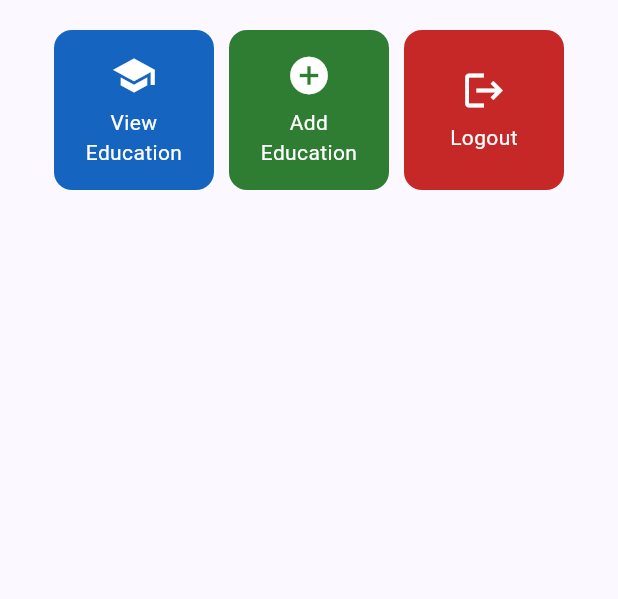
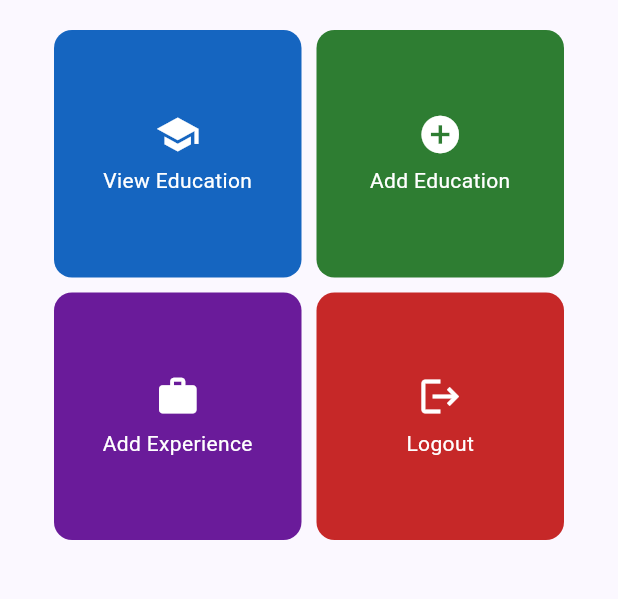
Before and after one commit to REYHANCSUI25/myportofolio_mobile, a Flutter app: the screen it shows after launch, on a phone screen of 412 x 824 dp, the part 387-986 px from its top. Run offline on Flutter 3.47's test engine with Material 3 defaults, Android fonts, the phone set to English and light mode, and no system bars; our stand-ins replace material_ui.

Commit message:
feat(home): add the Add Experience card and a responsive action grid

```diff
--- a/lib/screens/menu.dart
+++ b/lib/screens/menu.dart
@@ -1,6 +1,7 @@
 import 'package:material_ui/material_ui.dart';
 import 'package:myportofolio_mobile/models/item_homepage.dart';
 import 'package:myportofolio_mobile/screens/education_form.dart';
+import 'package:myportofolio_mobile/screens/experience_form.dart';
 import 'package:myportofolio_mobile/widgets/info_card.dart';
 import 'package:myportofolio_mobile/widgets/item_card.dart';
 import 'package:myportofolio_mobile/widgets/left_drawer.dart';
@@ -12,6 +13,7 @@ class MyHomePage extends StatelessWidget {
   static const String fullName = 'Muhammad Reyhan Attarizky';
   static const String pbpClass = 'PBP KI';
   static const double maxContentWidth = 600;
+  static const double wideGridWidth = 480;
 
   static final List<ItemHomepage> items = [
     ItemHomepage(
@@ -28,12 +30,21 @@ class MyHomePage extends StatelessWidget {
       destination: (context) => const EducationFormPage(),
     ),
     ItemHomepage(
+      name: 'Add Experience',
+      icon: Icons.work,
+      color: Colors.purple.shade800,
+      tooltip: 'Add a new experience entry',
+      destination: (context) => const ExperienceFormPage(),
+    ),
+    ItemHomepage(
       name: 'Logout',
       icon: Icons.logout,
       color: Colors.red.shade800,
       tooltip: 'Log out of MyPortfolio',
     ),
   ];
+
+  static int _gridColumns(double width) => width >= wideGridWidth ? 4 : 2;
 
   @override
   Widget build(BuildContext context) {
@@ -48,7 +59,7 @@ class MyHomePage extends StatelessWidget {
         backgroundColor: colorScheme.primary,
         foregroundColor: colorScheme.onPrimary,
       ),
-      drawer: const LeftDrawer(),
+      drawer: const LeftDrawer(currentPage: DrawerPage.home),
       body: SingleChildScrollView(
         padding: const EdgeInsets.all(16.0),
         child: Center(
@@ -83,15 +94,17 @@ class MyHomePage extends StatelessWidget {
                     ),
                   ),
                 ),
-                GridView.count(
+                LayoutBuilder(
+                  builder: (_, constraints) => GridView.count(
                     primary: false,
                     shrinkWrap: true,
                     physics: const NeverScrollableScrollPhysics(),
                     padding: const EdgeInsets.all(20),
                     crossAxisSpacing: 10,
                     mainAxisSpacing: 10,
-                  crossAxisCount: 3,
+                    crossAxisCount: _gridColumns(constraints.maxWidth),
                     children: [for (final item in items) ItemCard(item)],
+                  ),
                 ),
               ],
             ),
```
Lines whose indentation alone changed are shown as unchanged.
